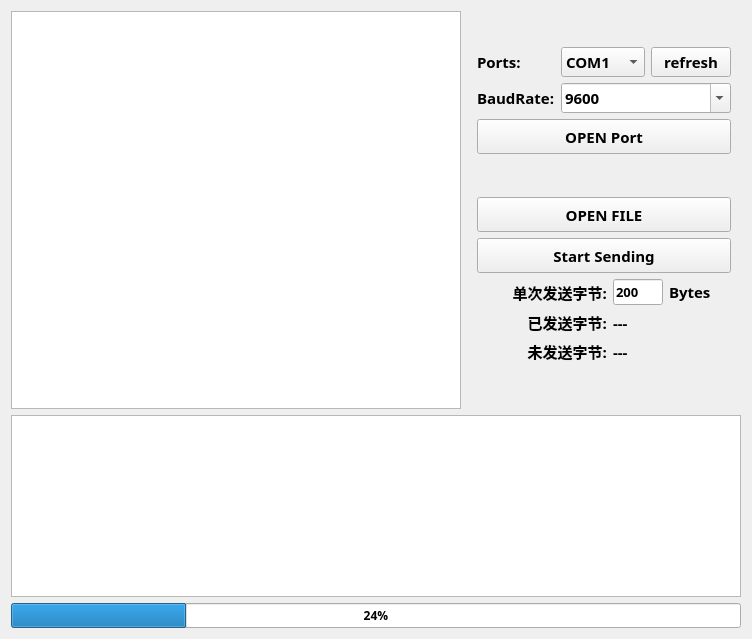
firestaradmin/Uart_Transfer_BIN_to_exFlash, file Code/QT/uart_transfer_BIN_to_EX-Flash/mainwindow.ui: the form before one commit.
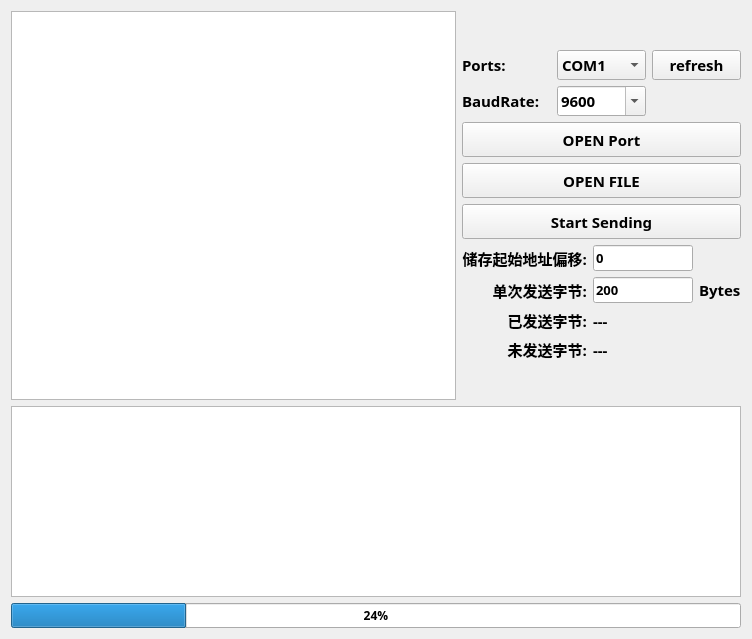
The form after the commit.

Diff of the .ui file:
```diff
--- a/Code/QT/uart_transfer_BIN_to_EX-Flash/mainwindow.ui
+++ b/Code/QT/uart_transfer_BIN_to_EX-Flash/mainwindow.ui
@@ -14,7 +14,7 @@
    <string>串口BIN文件烧录</string>
   </property>
   <widget class="QWidget" name="centralWidget">
-   <layout class="QGridLayout" name="gridLayout_3">
+   <layout class="QGridLayout" name="gridLayout_5">
     <item row="0" column="0">
      <widget class="QTextEdit" name="textEdit_Status">
       <property name="font">
@@ -31,38 +31,12 @@
      </widget>
     </item>
     <item row="0" column="1">
-     <layout class="QVBoxLayout" name="verticalLayout_2">
-      <property name="leftMargin">
-       <number>10</number>
-      </property>
-      <property name="rightMargin">
-       <number>10</number>
-      </property>
-      <property name="bottomMargin">
-       <number>10</number>
-      </property>
-      <item>
-       <spacer name="verticalSpacer_5">
-        <property name="orientation">
-         <enum>Qt::Vertical</enum>
-        </property>
-        <property name="sizeHint" stdset="0">
-         <size>
-          <width>20</width>
-          <height>40</height>
-         </size>
-        </property>
-       </spacer>
-      </item>
-      <item>
-       <layout class="QGridLayout" name="gridLayout" rowstretch="0,0,0,0,0">
-        <property name="rightMargin">
-         <number>0</number>
-        </property>
-        <property name="bottomMargin">
-         <number>0</number>
-        </property>
-        <item row="1" column="2">
+     <layout class="QGridLayout" name="gridLayout_4">
+      <item row="0" column="0">
+       <layout class="QGridLayout" name="gridLayout_3">
+        <item row="0" column="0">
+         <layout class="QGridLayout" name="gridLayout_2">
+          <item row="1" column="1">
          <widget class="QComboBox" name="comboBox_PortChoice">
           <property name="font">
            <font>
@@ -124,8 +98,8 @@
           </item>
          </widget>
         </item>
-        <item row="1" column="0">
-         <widget class="QLabel" name="label">
+          <item row="1" column="2">
+           <widget class="QPushButton" name="pushButton_refreashCOM">
           <property name="font">
            <font>
             <family>等线</family>
@@ -135,26 +109,11 @@
            </font>
           </property>
           <property name="text">
-           <string>Ports:</string>
+             <string>refresh</string>
           </property>
          </widget>
         </item>
-        <item row="4" column="0">
-         <widget class="QLabel" name="label_3">
-          <property name="font">
-           <font>
-            <family>等线</family>
-            <pointsize>11</pointsize>
-            <weight>75</weight>
-            <bold>true</bold>
-           </font>
-          </property>
-          <property name="text">
-           <string>BaudRate:</string>
-          </property>
-         </widget>
-        </item>
-        <item row="4" column="2" colspan="3">
+          <item row="2" column="1">
          <widget class="QComboBox" name="comboBox_BaudRate">
           <property name="font">
            <font>
@@ -184,8 +143,8 @@
           </item>
          </widget>
         </item>
-        <item row="1" column="3" colspan="2">
-         <widget class="QPushButton" name="pushButton_refreashCOM">
+          <item row="2" column="0">
+           <widget class="QLabel" name="label_3">
           <property name="font">
            <font>
             <family>等线</family>
@@ -195,13 +154,41 @@
            </font>
           </property>
           <property name="text">
-           <string>refresh</string>
+             <string>BaudRate:</string>
           </property>
          </widget>
         </item>
-       </layout>
-      </item>
-      <item>
+          <item row="1" column="0">
+           <widget class="QLabel" name="label">
+            <property name="font">
+             <font>
+              <family>等线</family>
+              <pointsize>11</pointsize>
+              <weight>75</weight>
+              <bold>true</bold>
+             </font>
+            </property>
+            <property name="text">
+             <string>Ports:</string>
+            </property>
+           </widget>
+          </item>
+          <item row="0" column="1">
+           <spacer name="verticalSpacer_2">
+            <property name="orientation">
+             <enum>Qt::Vertical</enum>
+            </property>
+            <property name="sizeHint" stdset="0">
+             <size>
+              <width>20</width>
+              <height>40</height>
+             </size>
+            </property>
+           </spacer>
+          </item>
+         </layout>
+        </item>
+        <item row="1" column="0">
        <widget class="QPushButton" name="pushButton_openPort">
         <property name="sizePolicy">
          <sizepolicy hsizetype="Minimum" vsizetype="Minimum">
@@ -234,20 +221,9 @@
         </property>
        </widget>
       </item>
-      <item>
-       <spacer name="verticalSpacer_2">
-        <property name="orientation">
-         <enum>Qt::Vertical</enum>
-        </property>
-        <property name="sizeHint" stdset="0">
-         <size>
-          <width>20</width>
-          <height>40</height>
-         </size>
-        </property>
-       </spacer>
+       </layout>
       </item>
-      <item>
+      <item row="1" column="0">
        <widget class="QPushButton" name="pushButton_openFile">
         <property name="sizePolicy">
          <sizepolicy hsizetype="Minimum" vsizetype="Minimum">
@@ -280,10 +256,26 @@
         </property>
        </widget>
       </item>
-      <item>
-       <layout class="QGridLayout" name="gridLayout_2">
-        <item row="3" column="0" colspan="2">
-         <widget class="QLabel" name="label_5">
+      <item row="2" column="0">
+       <widget class="QPushButton" name="pushButton_StartSending">
+        <property name="sizePolicy">
+         <sizepolicy hsizetype="Minimum" vsizetype="Minimum">
+          <horstretch>0</horstretch>
+          <verstretch>0</verstretch>
+         </sizepolicy>
+        </property>
+        <property name="minimumSize">
+         <size>
+          <width>0</width>
+          <height>35</height>
+         </size>
+        </property>
+        <property name="maximumSize">
+         <size>
+          <width>16777215</width>
+          <height>40</height>
+         </size>
+        </property>
           <property name="font">
            <font>
             <family>等线</family>
@@ -293,24 +285,96 @@
            </font>
           </property>
           <property name="text">
-           <string>单次发送字节:</string>
+         <string>Start Sending</string>
+        </property>
+       </widget>
+      </item>
+      <item row="3" column="0">
+       <layout class="QGridLayout" name="gridLayout">
+        <item row="0" column="0" colspan="2">
+         <widget class="QLabel" name="label_6">
+          <property name="font">
+           <font>
+            <family>等线</family>
+            <pointsize>11</pointsize>
+            <weight>75</weight>
+            <bold>true</bold>
+           </font>
+          </property>
+          <property name="text">
+           <string>储存起始地址偏移:</string>
           </property>
           <property name="alignment">
            <set>Qt::AlignRight|Qt::AlignTrailing|Qt::AlignVCenter</set>
           </property>
          </widget>
         </item>
-        <item row="3" column="2">
+        <item row="1" column="3">
+         <widget class="QLabel" name="label_7">
+          <property name="font">
+           <font>
+            <family>等线</family>
+            <pointsize>11</pointsize>
+            <weight>75</weight>
+            <bold>true</bold>
+           </font>
+          </property>
+          <property name="text">
+           <string>Bytes</string>
+          </property>
+         </widget>
+        </item>
+        <item row="4" column="0">
+         <spacer name="verticalSpacer">
+          <property name="orientation">
+           <enum>Qt::Vertical</enum>
+          </property>
+          <property name="sizeHint" stdset="0">
+           <size>
+            <width>20</width>
+            <height>40</height>
+           </size>
+          </property>
+         </spacer>
+        </item>
+        <item row="0" column="2">
+         <widget class="QLineEdit" name="lineEdit_AddressOffSet">
+          <property name="sizePolicy">
+           <sizepolicy hsizetype="Preferred" vsizetype="Fixed">
+            <horstretch>0</horstretch>
+            <verstretch>0</verstretch>
+           </sizepolicy>
+          </property>
+          <property name="maximumSize">
+           <size>
+            <width>100</width>
+            <height>16777215</height>
+           </size>
+          </property>
+          <property name="font">
+           <font>
+            <family>等线</family>
+            <pointsize>10</pointsize>
+            <weight>75</weight>
+            <bold>true</bold>
+           </font>
+          </property>
+          <property name="text">
+           <string>0</string>
+          </property>
+         </widget>
+        </item>
+        <item row="1" column="2">
          <widget class="QLineEdit" name="lineEdit_ByteNum">
           <property name="sizePolicy">
-           <sizepolicy hsizetype="Fixed" vsizetype="Fixed">
+           <sizepolicy hsizetype="Minimum" vsizetype="Maximum">
             <horstretch>0</horstretch>
             <verstretch>0</verstretch>
            </sizepolicy>
           </property>
           <property name="maximumSize">
            <size>
-            <width>50</width>
+            <width>100</width>
             <height>16777215</height>
            </size>
           </property>
@@ -327,7 +391,7 @@
           </property>
          </widget>
         </item>
-        <item row="4" column="2" colspan="2">
+        <item row="2" column="2">
          <widget class="QLabel" name="label_sendedBytes">
           <property name="font">
            <font>
@@ -351,7 +415,7 @@
           </property>
          </widget>
         </item>
-        <item row="5" column="2" colspan="2">
+        <item row="3" column="2">
          <widget class="QLabel" name="label_unSendedBytes">
           <property name="font">
            <font>
@@ -366,8 +430,8 @@
           </property>
          </widget>
         </item>
-        <item row="5" column="0" colspan="2">
-         <widget class="QLabel" name="label_4">
+        <item row="1" column="0" colspan="2">
+         <widget class="QLabel" name="label_5">
           <property name="font">
            <font>
             <family>等线</family>
@@ -376,33 +440,15 @@
             <bold>true</bold>
            </font>
           </property>
-          <property name="layoutDirection">
-           <enum>Qt::LeftToRight</enum>
-          </property>
           <property name="text">
-           <string>未发送字节:</string>
+           <string>单次发送字节:</string>
           </property>
           <property name="alignment">
            <set>Qt::AlignRight|Qt::AlignTrailing|Qt::AlignVCenter</set>
           </property>
          </widget>
         </item>
-        <item row="3" column="3">
-         <widget class="QLabel" name="label_7">
-          <property name="font">
-           <font>
-            <family>等线</family>
-            <pointsize>11</pointsize>
-            <weight>75</weight>
-            <bold>true</bold>
-           </font>
-          </property>
-          <property name="text">
-           <string>Bytes</string>
-          </property>
-         </widget>
-        </item>
-        <item row="4" column="0" colspan="2">
+        <item row="2" column="0" colspan="2">
          <widget class="QLabel" name="label_2">
           <property name="font">
            <font>
@@ -423,26 +469,8 @@
           </property>
          </widget>
         </item>
-        <item row="1" column="0" colspan="4">
-         <widget class="QPushButton" name="pushButton_StartSending">
-          <property name="sizePolicy">
-           <sizepolicy hsizetype="Minimum" vsizetype="Minimum">
-            <horstretch>0</horstretch>
-            <verstretch>0</verstretch>
-           </sizepolicy>
-          </property>
-          <property name="minimumSize">
-           <size>
-            <width>0</width>
-            <height>35</height>
-           </size>
-          </property>
-          <property name="maximumSize">
-           <size>
-            <width>16777215</width>
-            <height>40</height>
-           </size>
-          </property>
+        <item row="3" column="0" colspan="2">
+         <widget class="QLabel" name="label_4">
           <property name="font">
            <font>
             <family>等线</family>
@@ -451,26 +479,19 @@
             <bold>true</bold>
            </font>
           </property>
+          <property name="layoutDirection">
+           <enum>Qt::LeftToRight</enum>
+          </property>
           <property name="text">
-           <string>Start Sending</string>
+           <string>未发送字节:</string>
+          </property>
+          <property name="alignment">
+           <set>Qt::AlignRight|Qt::AlignTrailing|Qt::AlignVCenter</set>
           </property>
          </widget>
         </item>
        </layout>
       </item>
-      <item>
-       <spacer name="verticalSpacer">
-        <property name="orientation">
-         <enum>Qt::Vertical</enum>
-        </property>
-        <property name="sizeHint" stdset="0">
-         <size>
-          <width>20</width>
-          <height>40</height>
-         </size>
-        </property>
-       </spacer>
-      </item>
      </layout>
     </item>
     <item row="1" column="0" colspan="2">
```
Lines whose indentation alone changed are shown as unchanged.
